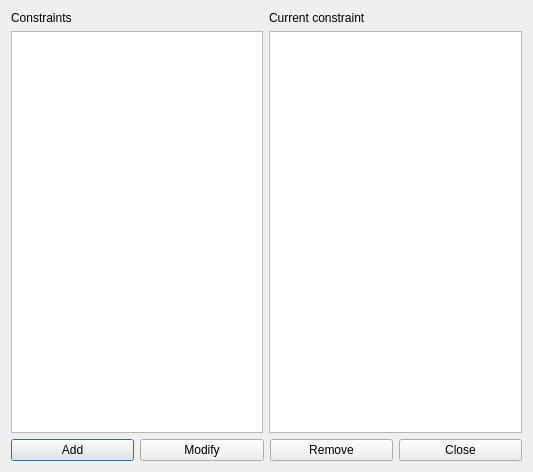
First picture: the form in fet/src/interface/constraintstudentsmaxhoursdailyform_template.ui, repository vonmecheln/fet, before the edit.
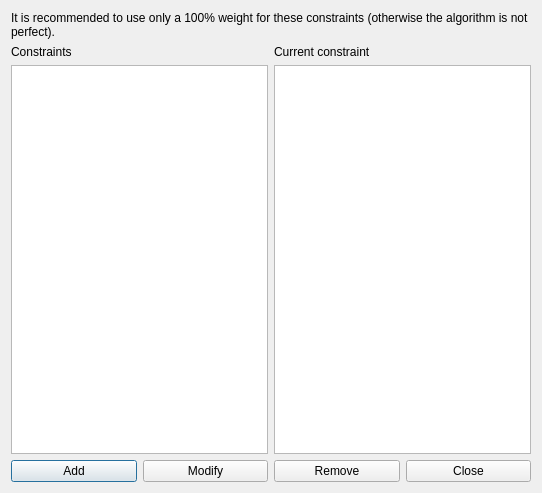
Second picture: the form after the edit.

Patch:
```diff
--- a/fet/src/interface/constraintstudentsmaxhoursdailyform_template.ui
+++ b/fet/src/interface/constraintstudentsmaxhoursdailyform_template.ui
@@ -6,15 +6,15 @@
    <rect>
     <x>0</x>
     <y>0</y>
-    <width>533</width>
-    <height>472</height>
+    <width>542</width>
+    <height>493</height>
    </rect>
   </property>
   <property name="windowTitle">
    <string extracomment="This is the title of the dialog to see the list of all constraints of this type">Constraints students max hours daily</string>
   </property>
   <layout class="QGridLayout" name="gridLayout">
-   <item row="0" column="0">
+   <item row="1" column="0">
     <layout class="QVBoxLayout" name="verticalLayout">
      <item>
       <widget class="QLabel" name="constraintsTextLabel">
@@ -37,24 +37,7 @@
      </item>
     </layout>
    </item>
-   <item row="0" column="1">
-    <layout class="QVBoxLayout" name="verticalLayout_2">
-     <item>
-      <widget class="QLabel" name="currentConstraintTextLabel">
-       <property name="text">
-        <string>Current constraint</string>
-       </property>
-       <property name="wordWrap">
-        <bool>false</bool>
-       </property>
-      </widget>
-     </item>
-     <item>
-      <widget class="QPlainTextEdit" name="currentConstraintTextEdit"/>
-     </item>
-    </layout>
-   </item>
-   <item row="1" column="0" colspan="2">
+   <item row="2" column="0" colspan="2">
     <layout class="QHBoxLayout" name="horizontalLayout">
      <item>
       <widget class="QPushButton" name="addConstraintPushButton">
@@ -86,6 +69,39 @@
      </item>
     </layout>
    </item>
+   <item row="1" column="1">
+    <layout class="QVBoxLayout" name="verticalLayout_2">
+     <item>
+      <widget class="QLabel" name="currentConstraintTextLabel">
+       <property name="text">
+        <string>Current constraint</string>
+       </property>
+       <property name="wordWrap">
+        <bool>false</bool>
+       </property>
+      </widget>
+     </item>
+     <item>
+      <widget class="QPlainTextEdit" name="currentConstraintTextEdit"/>
+     </item>
+    </layout>
+   </item>
+   <item row="0" column="0" colspan="2">
+    <widget class="QLabel" name="label">
+     <property name="sizePolicy">
+      <sizepolicy hsizetype="Minimum" vsizetype="Minimum">
+       <horstretch>0</horstretch>
+       <verstretch>0</verstretch>
+      </sizepolicy>
+     </property>
+     <property name="text">
+      <string>It is recommended to use only a 100% weight for these constraints (otherwise the algorithm is not perfect).</string>
+     </property>
+     <property name="wordWrap">
+      <bool>true</bool>
+     </property>
+    </widget>
+   </item>
   </layout>
  </widget>
  <layoutdefault spacing="6" margin="11"/>
```
